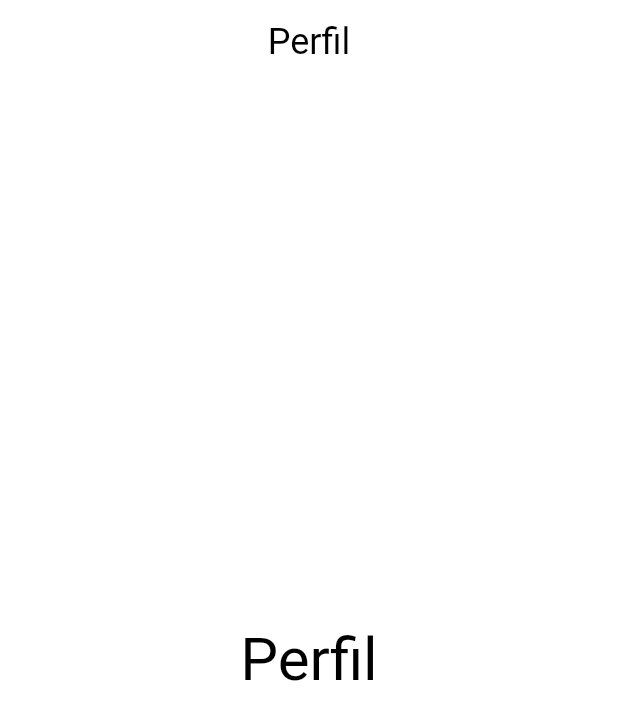
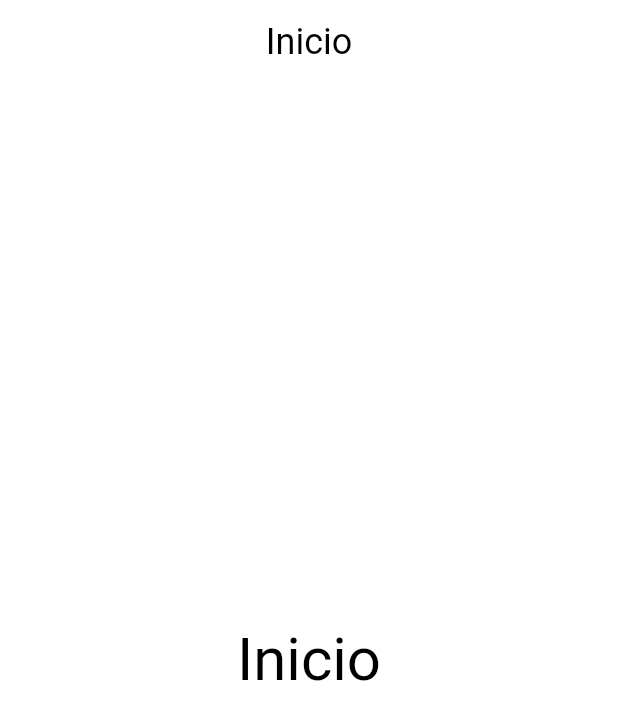
Before and after one commit to Sres0/Guia_basica_Flutter_y_Dart, a Flutter app: the ProfilePage screen opened directly, on a phone screen of 412 x 824 dp. Shown: the top 720 px of the screen. Run offline on Flutter 3.47's test engine with Material 2 defaults, Android fonts, the phone set to English and light mode, and no system bars; network calls fail.

Commit message:
fix: accidentally deleted

```diff
--- a/lib/paginas/profile_page.dart
+++ b/lib/paginas/profile_page.dart
@@ -5,7 +5,7 @@ class ProfilePage extends StatelessWidget {
 
   @override
   Widget build(BuildContext context) {
-    const title = 'Perfil';
+    const title = 'Inicio';
     return Scaffold(
       appBar: AppBar(
         title: const Text(title),
```
